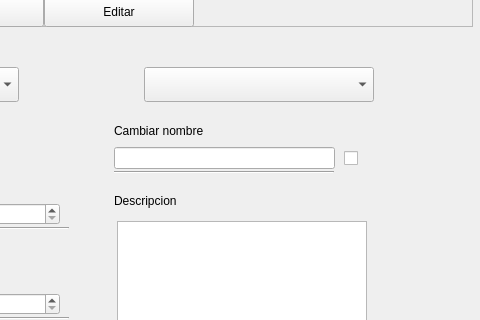
Above: UI/main.ui from KarlaRamirez1/practica_BD before the change; both pictures show x 464 to 944 and y 91 to 411 of the 1100 by 600 pixel window. Below: the same form after it.
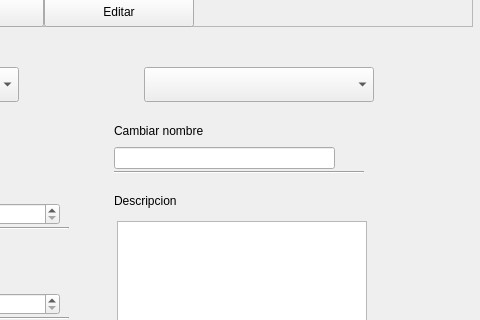
That is the form after the change. The open tabs and pages were chosen to show the change. Icons and pictures are not drawn.

Patch:
```diff
--- a/UI/main.ui
+++ b/UI/main.ui
@@ -2815,19 +2815,6 @@
                          <string>Descripcion</string>
                         </property>
                        </widget>
-                       <widget class="QCheckBox" name="productos_editar_check_nuevo_nombre">
-                        <property name="geometry">
-                         <rect>
-                          <x>600</x>
-                          <y>120</y>
-                          <width>23</width>
-                          <height>23</height>
-                         </rect>
-                        </property>
-                        <property name="text">
-                         <string/>
-                        </property>
-                       </widget>
                        <widget class="QComboBox" name="productos_editar_categoria">
                         <property name="geometry">
                          <rect>
@@ -2954,7 +2941,7 @@
                          <rect>
                           <x>370</x>
                           <y>144</y>
-                          <width>220</width>
+                          <width>250</width>
                           <height>2</height>
                          </rect>
                         </property>
```
Left out of the diff: 4 changed lines with no effect on the pictures.
